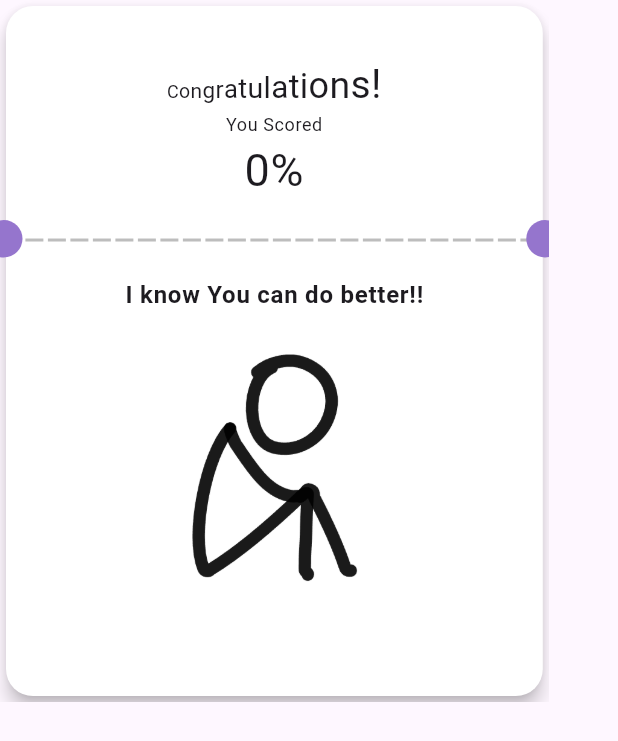
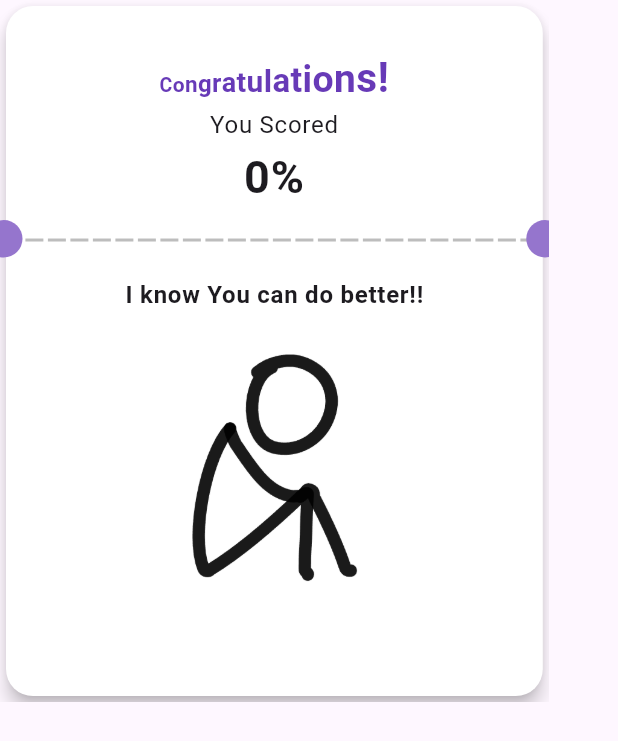
Before and after one commit to dev-nzm99/Flutter-Riddles-App, a Flutter app: the ResultsCard widget shown alone on an empty page, opened directly with empty values, on a phone screen of 412 x 824 dp. Shown: the top 741 px of the screen. Run offline on Flutter 3.47's test engine with Material 3 defaults, Android fonts, the phone set to English and light mode, and no system bars; our stand-ins replace animated_text_kit, appinio_swiper, flip_card, flutter_secure_storage, lottie, supabase_flutter; accounts and stored records are empty; project files that could hold a hidden picture were left out.

Commit message:
Modify result card

```diff
--- a/lib/login_screen.dart
+++ b/lib/login_screen.dart
@@ -119,7 +119,6 @@ class _LoginPageState extends State<LoginPage> {
           .maybeSingle();
 
       final username = userData?['username'] ?? 'User';
-
       await _storage.write(key: 'isLoggedIn', value: 'true');
       await _storage.write(key: 'currentEmail', value: email);
       await _storage.write(key: 'currentUsername', value: username);
--- a/lib/widgets/results_card.dart
+++ b/lib/widgets/results_card.dart
@@ -1,5 +1,6 @@
 import 'package:flashcards_quiz/widgets/dotted_lines.dart';
 import 'package:flutter/material.dart';
+import 'package:supabase_flutter/supabase_flutter.dart'; // Ensure this is imported
 
 class ResultsCard extends StatelessWidget {
   const ResultsCard({
@@ -11,6 +12,23 @@ class ResultsCard extends StatelessWidget {
   final int roundedPercentageScore;
   final Color bgColor3;
 
+  // Added fetchUsername method directly inside the class
+  Future<String> fetchUsername() async {
+    final user = Supabase.instance.client.auth.currentUser;
+    if (user == null) return "Guest";
+
+    try {
+      final data = await Supabase.instance.client
+          .from('users')
+          .select('username')
+          .eq('email', user.email as Object)
+          .maybeSingle();
+
+      return data?['username'] ?? "User";
+    } catch (e) {
+      return "User";
+    }
+  }
   @override
   Widget build(BuildContext context) {
     const Color bgColor3 = Color(0xFF9575CD);
@@ -33,7 +51,13 @@ class ResultsCard extends StatelessWidget {
                 children: [
                   Expanded(
                     child: Center(
-                      child: RichText(
+                      // Wrap RichText with FutureBuilder to handle the async username
+                      child: FutureBuilder<String>(
+                        future: fetchUsername(),
+                        builder: (context, snapshot) {
+                          String name = snapshot.data ?? "...";
+
+                          return RichText(
                             textAlign: TextAlign.center,
                             text: TextSpan(
                               children: [
@@ -41,16 +65,30 @@ class ResultsCard extends StatelessWidget {
                                     ii < "Congratulations!".length;
                                     ii++) ...[
                                   TextSpan(
-                                text: "Congratulations!,"[ii],
+                                    text: "Congratulations!"[ii],
                                     style: Theme.of(context)
                                         .textTheme
                                         .bodyMedium!
-                                    .copyWith(fontSize: 12 + ii.toDouble()),
+                                        .copyWith(
+                                          fontSize: 13 + ii.toDouble(),
+                                          fontWeight: FontWeight.bold,
+                                          color: Color(0xFF673AB7),
+                                        ),
                                   ),
                                 ],
+                                // Displaying the fetched Username
                                 TextSpan(
-                              text: " \nYou Scored  \n",
-                              style: Theme.of(context).textTheme.bodySmall,
+                                  text: " ${name.split(' ')[0]}\n",
+                                  style: const TextStyle(
+                                    fontFamily: 'VastShadow-Regular',
+                                    fontSize: 22,
+                                    color: Color(0xFF673AB7),
+                                    fontWeight: FontWeight.bold,
+                                  ),
+                                ),
+                                TextSpan(
+                                  text: "You Scored \n",
+                                  style: Theme.of(context).textTheme.bodyLarge,
                                 ),
                                 TextSpan(
                                   text: "$roundedPercentageScore%",
@@ -59,10 +97,13 @@ class ResultsCard extends StatelessWidget {
                                       .bodyLarge!
                                       .copyWith(
                                         fontSize: 30,
+                                        fontWeight: FontWeight.bold,
                                       ),
                                 ),
                               ],
                             ),
+                          );
+                        },
                       ),
                     ),
                   ),
@@ -118,6 +159,7 @@ class ResultsCard extends StatelessWidget {
               ),
             ),
           ),
+          // Side Cut-out circles
           Positioned(
             left: -10,
             top: MediaQuery.of(context).size.height * 0.178,
```
Lines whose indentation alone changed are shown as unchanged.
